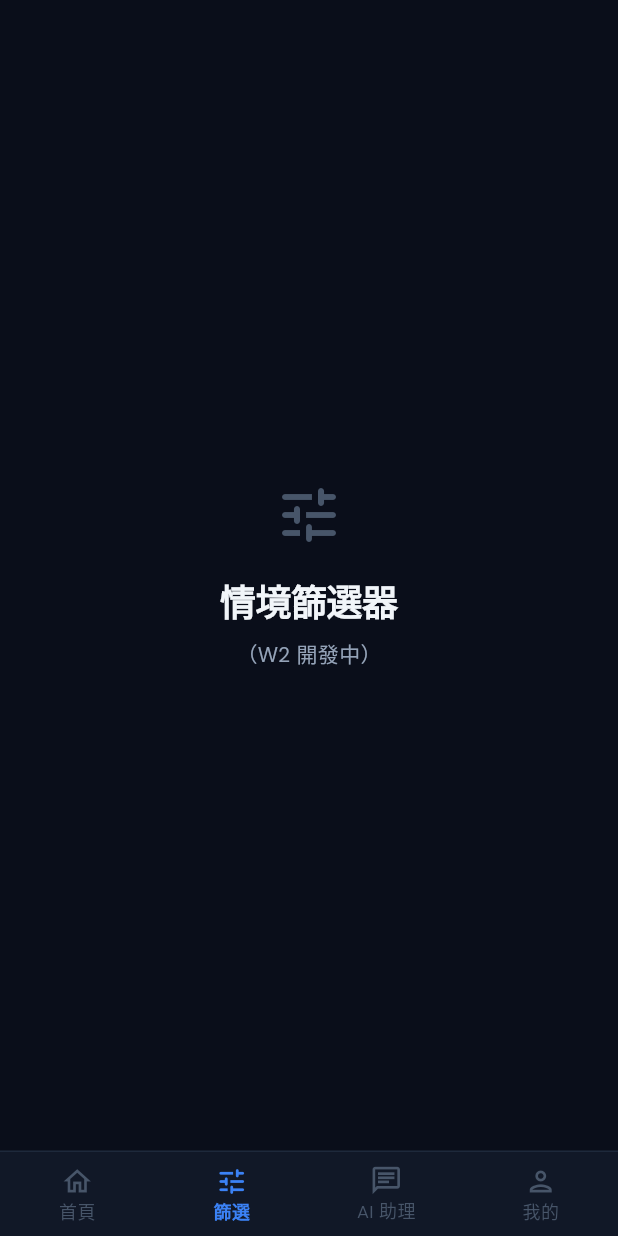
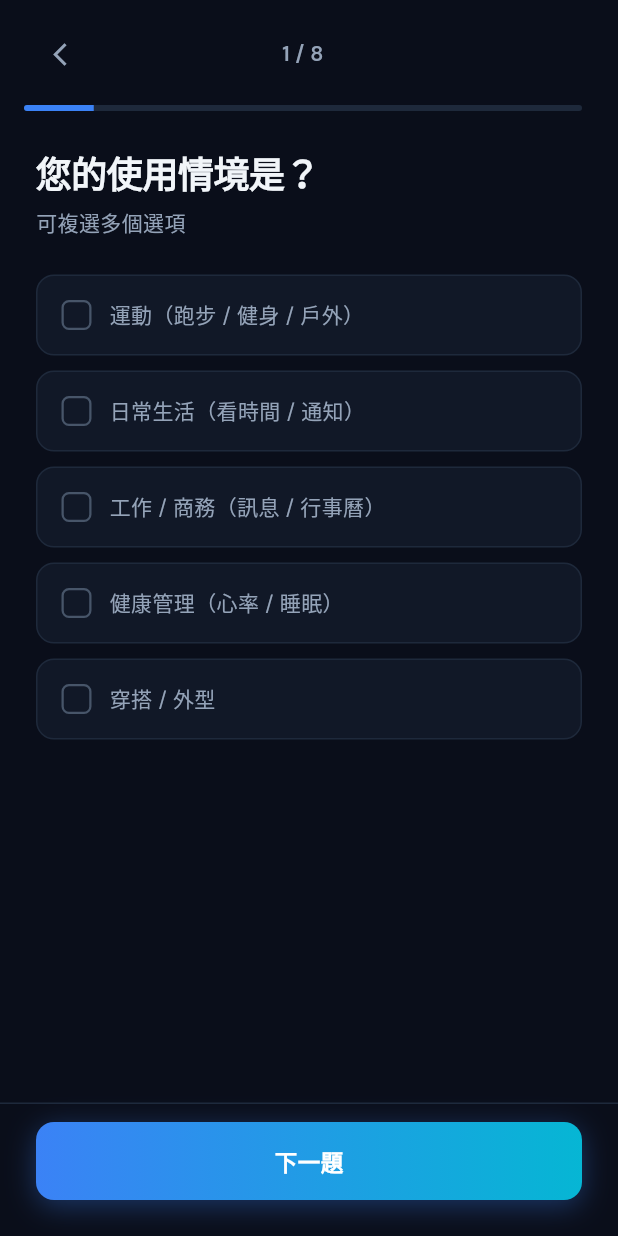
Before and after one commit to 11246014/Project, a Flutter app: the HomeScreen screen opened by its route, item 2 of the bottom bar chosen, on a phone screen of 412 x 824 dp. Run offline on Flutter 3.47's test engine with Material 3 defaults, Android fonts, the phone set to English and light mode, and no system bars; our stand-ins replace go_router, google_fonts.

Commit message:
情境篩選

```diff
--- /dev/null
+++ b/frontend/lib/features/filter/screens/filter_screen.dart
@@ -0,0 +1,463 @@
+import 'package:flutter/material.dart';
+import 'package:go_router/go_router.dart';
+
+import '../../../core/constants/app_colors.dart';
+import '../../../core/constants/app_routes.dart';
+import '../../../core/constants/app_text_styles.dart';
+import '../../../shared/widgets/custom_button.dart';
+
+/// 篩選器資料模型
+/// [question]   題目標題
+/// [subtitle]   題目副標（提示文字）
+/// [options]    選項列表
+/// [multiSelect] 是否可複選
+/// [maxSelect]  最多可選幾個（複選限制用）
+class FilterQuestion {
+  final String question;
+  final String subtitle;
+  final List<String> options;
+  final bool multiSelect;
+  final int? maxSelect;
+
+  const FilterQuestion({
+    required this.question,
+    required this.subtitle,
+    required this.options,
+    this.multiSelect = false,
+    this.maxSelect,
+  });
+}
+
+class FilterScreen extends StatefulWidget {
+  const FilterScreen({super.key});
+
+  @override
+  State<FilterScreen> createState() => _FilterScreenState();
+}
+
+class _FilterScreenState extends State<FilterScreen> {
+  // 目前顯示第幾題（0-based）
+  int _currentPage = 0;
+
+  // 每題的已選答案，key = 題目index，value = 已選選項的 Set
+  final Map<int, Set<String>> _answers = {};
+
+  // 8 題問卷資料
+  final List<FilterQuestion> _questions = const [
+    FilterQuestion(
+      question: '您的使用情境是？',
+      subtitle: '可複選多個選項',
+      options: [
+        '運動（跑步 / 健身 / 戶外）',
+        '日常生活（看時間 / 通知）',
+        '工作 / 商務（訊息 / 行事曆）',
+        '健康管理（心率 / 睡眠）',
+        '穿搭 / 外型',
+      ],
+      multiSelect: true,
+    ),
+    FilterQuestion(
+      question: '需要哪些功能？',
+      subtitle: '可複選多個選項',
+      options: [
+        'GPS（定位 / 路線）',
+        '心率監測',
+        '血氧（SpO2）',
+        '心電圖（ECG）',
+        '睡眠追蹤',
+        '運動分析（卡路里 / VO2max）',
+        '通知（LINE / 電話）',
+        '通話功能',
+        '行動支付',
+        'AI 語音助理',
+        'App 下載 / 擴充',
+        '防水需求（游泳）',
+      ],
+      multiSelect: true,
+    ),
+    FilterQuestion(
+      question: '希望多久充一次電？',
+      subtitle: '請選擇一個選項',
+      options: [
+        '每天',
+        '2 – 3 天一次',
+        '5 – 7 天一次',
+        '10 天以上',
+      ],
+      multiSelect: false,
+    ),
+    FilterQuestion(
+      question: '您的預算是？',
+      subtitle: '請選擇一個選項',
+      options: [
+        'NT\$1,000 – 5,000',
+        'NT\$5,000 – 15,000',
+        'NT\$15,000 – 30,000',
+        'NT\$30,000 以上',
+      ],
+      multiSelect: false,
+    ),
+    FilterQuestion(
+      question: '偏好的作業系統？',
+      subtitle: '請選擇一個選項',
+      options: [
+        'iOS',
+        'Android',
+        '跨平台（皆可）',
+      ],
+      multiSelect: false,
+    ),
+    FilterQuestion(
+      question: '偏好的裝置類型？',
+      subtitle: '請選擇一個選項',
+      options: [
+        '手錶',
+        '手環',
+        '戒指',
+        '其他',
+      ],
+      multiSelect: false,
+    ),
+    FilterQuestion(
+      question: '偏好的外型風格？',
+      subtitle: '請選擇一個選項',
+      options: [
+        '運動風',
+        '商務正式',
+        '時尚 / 穿搭',
+        '簡約',
+      ],
+      multiSelect: false,
+    ),
+    FilterQuestion(
+      question: '最在意哪些因素？',
+      subtitle: '請選 2 – 3 個選項',
+      options: [
+        'GPS 精準度',
+        '電池續航',
+        '耐用性',
+        '感測器精準',
+        'AI 功能',
+        '生態整合',
+        '易讀性',
+        '售後服務',
+        '外型設計',
+        '價格',
+        '睡眠追蹤',
+      ],
+      multiSelect: true,
+      maxSelect: 3,
+    ),
+  ];
+
+  // 取得目前題目
+  FilterQuestion get _currentQuestion => _questions[_currentPage];
+
+  // 取得目前題目的已選答案
+  Set<String> get _currentAnswers => _answers[_currentPage] ?? {};
+
+  // 是否為最後一題
+  bool get _isLastPage => _currentPage == _questions.length - 1;
+
+  // 進度百分比
+  double get _progress => (_currentPage + 1) / _questions.length;
+
+  /// 點擊選項邏輯
+  void _onOptionTap(String option) {
+    setState(() {
+      final current = _answers[_currentPage] ?? {};
+
+      if (_currentQuestion.multiSelect) {
+        // 複選邏輯
+        if (current.contains(option)) {
+          // 已選 → 取消
+          current.remove(option);
+        } else {
+          // 未選 → 檢查是否超過上限
+          final max = _currentQuestion.maxSelect;
+          if (max != null && current.length >= max) {
+            // 超過上限，顯示提示
+            ScaffoldMessenger.of(context).showSnackBar(
+              SnackBar(
+                content: Text('最多只能選 $max 個選項'),
+                backgroundColor: AppColors.warning,
+                duration: const Duration(seconds: 1),
+              ),
+            );
+            return;
+          }
+          current.add(option);
+        }
+      } else {
+        // 單選邏輯：清掉舊的，選新的
+        current.clear();
+        current.add(option);
+      }
+
+      _answers[_currentPage] = current;
+    });
+  }
+
+  /// 下一題 / 完成
+  void _onNext() {
+    // 驗證：至少選一個
+    if (_currentAnswers.isEmpty) {
+      ScaffoldMessenger.of(context).showSnackBar(
+        const SnackBar(
+          content: Text('請至少選擇一個選項'),
+          backgroundColor: AppColors.error,
+          duration: Duration(seconds: 1),
+        ),
+      );
+      return;
+    }
+
+    // Q8 複選至少選 2 個
+    if (_currentQuestion.maxSelect != null && _currentAnswers.length < 2) {
+      ScaffoldMessenger.of(context).showSnackBar(
+        const SnackBar(
+          content: Text('請至少選擇 2 個選項'),
+          backgroundColor: AppColors.error,
+          duration: Duration(seconds: 1),
+        ),
+      );
+      return;
+    }
+
+    if (_isLastPage) {
+      // 全部完成，整理答案傳給首頁
+      _onFinish();
+    } else {
+      setState(() => _currentPage++);
+    }
+  }
+
+  /// 上一題
+  void _onBack() {
+    if (_currentPage == 0) {
+      context.pop();
+    } else {
+      setState(() => _currentPage--);
+    }
+  }
+
+  /// 完成篩選，整理答案並跳回首頁
+  void _onFinish() {
+    // 整理所有答案為 Map 格式
+    // TODO W2：將此資料傳給後端 API
+    final result = <String, List<String>>{};
+    for (int i = 0; i < _questions.length; i++) {
+      result['q${i + 1}'] = (_answers[i] ?? {}).toList();
+    }
+
+    // 跳回首頁（W2 串接後改為傳參數給 Home 觸發搜尋）
+    context.go(AppRoutes.home);
+  }
+
+  @override
+  Widget build(BuildContext context) {
+    return Scaffold(
+      backgroundColor: AppColors.background,
+      body: SafeArea(
+        child: Column(
+          children: [
+            // 頂部進度區
+            _buildHeader(),
+
+            // 選項列表（可捲動，Q2 選項較多）
+            Expanded(
+              child: SingleChildScrollView(
+                padding: const EdgeInsets.symmetric(horizontal: 24),
+                child: Column(
+                  crossAxisAlignment: CrossAxisAlignment.start,
+                  children: [
+                    const SizedBox(height: 8),
+
+                    // 題目標題
+                    Text(
+                      _currentQuestion.question,
+                      style: AppTextStyles.displayMedium,
+                    ),
+                    const SizedBox(height: 6),
+
+                    // 題目副標
+                    Text(
+                      _currentQuestion.subtitle,
+                      style: AppTextStyles.bodyMedium,
+                    ),
+                    const SizedBox(height: 24),
+
+                    // 選項按鈕列表
+                    ..._currentQuestion.options.map(
+                      (option) => _buildOptionButton(option),
+                    ),
+
+                    const SizedBox(height: 24),
+                  ],
+                ),
+              ),
+            ),
+
+            // 底部導覽按鈕
+            _buildBottomNav(),
+          ],
+        ),
+      ),
+    );
+  }
+
+  /// 頂部：返回 + 進度條 + 步驟數
+  Widget _buildHeader() {
+    return Padding(
+      padding: const EdgeInsets.fromLTRB(16, 12, 24, 16),
+      child: Column(
+        children: [
+          Row(
+            children: [
+              // 返回按鈕
+              IconButton(
+                onPressed: _onBack,
+                icon: const Icon(
+                  Icons.arrow_back_ios_new,
+                  color: AppColors.textSecondary,
+                  size: 18,
+                ),
+              ),
+              // 步驟數
+              Expanded(
+                child: Text(
+                  '${_currentPage + 1} / ${_questions.length}',
+                  textAlign: TextAlign.center,
+                  style: AppTextStyles.bodyMedium.copyWith(
+                    fontWeight: FontWeight.w600,
+                    color: AppColors.textSecondary,
+                  ),
+                ),
+              ),
+              // 右側佔位，讓步驟數置中
+              const SizedBox(width: 48),
+            ],
+          ),
+          const SizedBox(height: 10),
+
+          // 進度條
+          ClipRRect(
+            borderRadius: BorderRadius.circular(2),
+            child: LinearProgressIndicator(
+              value: _progress,
+              backgroundColor: AppColors.border,
+              valueColor: const AlwaysStoppedAnimation<Color>(AppColors.primary),
+              minHeight: 4,
+            ),
+          ),
+        ],
+      ),
+    );
+  }
+
+  /// 選項按鈕
+  Widget _buildOptionButton(String option) {
+    final isSelected = _currentAnswers.contains(option);
+
+    return GestureDetector(
+      onTap: () => _onOptionTap(option),
+      child: AnimatedContainer(
+        duration: const Duration(milliseconds: 150),
+        margin: const EdgeInsets.only(bottom: 10),
+        padding: const EdgeInsets.symmetric(horizontal: 16, vertical: 14),
+        decoration: BoxDecoration(
+          color: isSelected
+              ? AppColors.primary.withOpacity(0.12)
+              : AppColors.surface,
+          borderRadius: BorderRadius.circular(12),
+          border: Border.all(
+            color: isSelected ? AppColors.primary : AppColors.border,
+            width: isSelected ? 1.5 : 1,
+          ),
+        ),
+        child: Row(
+          children: [
+            // 選取指示器
+            _buildIndicator(isSelected),
+            const SizedBox(width: 12),
+
+            // 選項文字
+            Expanded(
+              child: Text(
+                option,
+                style: AppTextStyles.bodyLarge.copyWith(
+                  color: isSelected
+                      ? AppColors.textPrimary
+                      : AppColors.textSecondary,
+                  fontSize: 14,
+                ),
+              ),
+            ),
+          ],
+        ),
+      ),
+    );
+  }
+
+  /// 複選用勾勾方框 / 單選用圓形
+  Widget _buildIndicator(bool isSelected) {
+    if (_currentQuestion.multiSelect) {
+      // 複選：方形 checkbox
+      return AnimatedContainer(
+        duration: const Duration(milliseconds: 150),
+        width: 20,
+        height: 20,
+        decoration: BoxDecoration(
+          color: isSelected ? AppColors.primary : Colors.transparent,
+          borderRadius: BorderRadius.circular(5),
+          border: Border.all(
+            color: isSelected ? AppColors.primary : AppColors.textHint,
+            width: 1.5,
+          ),
+        ),
+        child: isSelected
+            ? const Icon(Icons.check, size: 13, color: Colors.white)
+            : null,
+      );
+    } else {
+      // 單選：圓形 radio
+      return AnimatedContainer(
+        duration: const Duration(milliseconds: 150),
+        width: 20,
+        height: 20,
+        decoration: BoxDecoration(
+          shape: BoxShape.circle,
+          color: isSelected ? AppColors.primary : Colors.transparent,
+          border: Border.all(
+            color: isSelected ? AppColors.primary : AppColors.textHint,
+            width: 1.5,
+          ),
+        ),
+        child: isSelected
+            ? const Center(
+                child: CircleAvatar(
+                  radius: 4,
+                  backgroundColor: Colors.white,
+                ),
+              )
+            : null,
+      );
+    }
+  }
+
+  /// 底部：下一題 / 開始推薦 按鈕
+  Widget _buildBottomNav() {
+    return Container(
+      padding: const EdgeInsets.fromLTRB(24, 12, 24, 24),
+      decoration: BoxDecoration(
+        color: AppColors.background,
+        border: Border(top: BorderSide(color: AppColors.border)),
+      ),
+      child: CustomButton(
+        label: _isLastPage ? '開始推薦' : '下一題',
+        onTap: _onNext,
+        variant: ButtonVariant.primary,
+      ),
+    );
+  }
+}
--- a/frontend/lib/features/home/screens/home_screen.dart
+++ b/frontend/lib/features/home/screens/home_screen.dart
@@ -30,8 +30,12 @@ class _HomeScreenState extends State<HomeScreen> {
       case 0:
         return const _HomeTab();
       case 1:
-        // W2 完成後替換為 FilterScreen()
-        return _buildPlaceholder('情境篩選器', '（W2 開發中）', Icons.tune_rounded);
+        // 點篩選 Tab 時跳到篩選頁面
+        WidgetsBinding.instance.addPostFrameCallback((_) {
+          context.push(AppRoutes.filter);
+          setState(() => _currentIndex = 0);
+        });
+        return const _HomeTab();
       case 2:
         // W3 完成後替換為 ChatScreen()
         return _buildPlaceholder('AI 導購助理', '（W3 開發中）', Icons.chat_rounded);
--- a/frontend/lib/main.dart
+++ b/frontend/lib/main.dart
@@ -6,6 +6,7 @@ import 'core/theme/app_theme.dart';
 import 'features/auth/screens/login_screen.dart';
 import 'features/auth/screens/register_screen.dart';
 import 'features/home/screens/home_screen.dart';
+import 'features/filter/screens/filter_screen.dart';
 
 /// GoRouter 路由設定
 /// W2 以後新頁面直接在 routes 裡新增 GoRoute 即可
@@ -26,6 +27,10 @@ final _router = GoRouter(
       builder: (context, state) => const HomeScreen(),
     ),
     // W2 以後在這裡繼續新增：
+    GoRoute(
+      path: AppRoutes.filter,
+      builder: (context, state) => const FilterScreen(),
+    ),
     // GoRoute(path: AppRoutes.filter, builder: ...),
     // GoRoute(path: AppRoutes.chat,   builder: ...),
   ],
```
Also changed, not shown: 1 other file.
